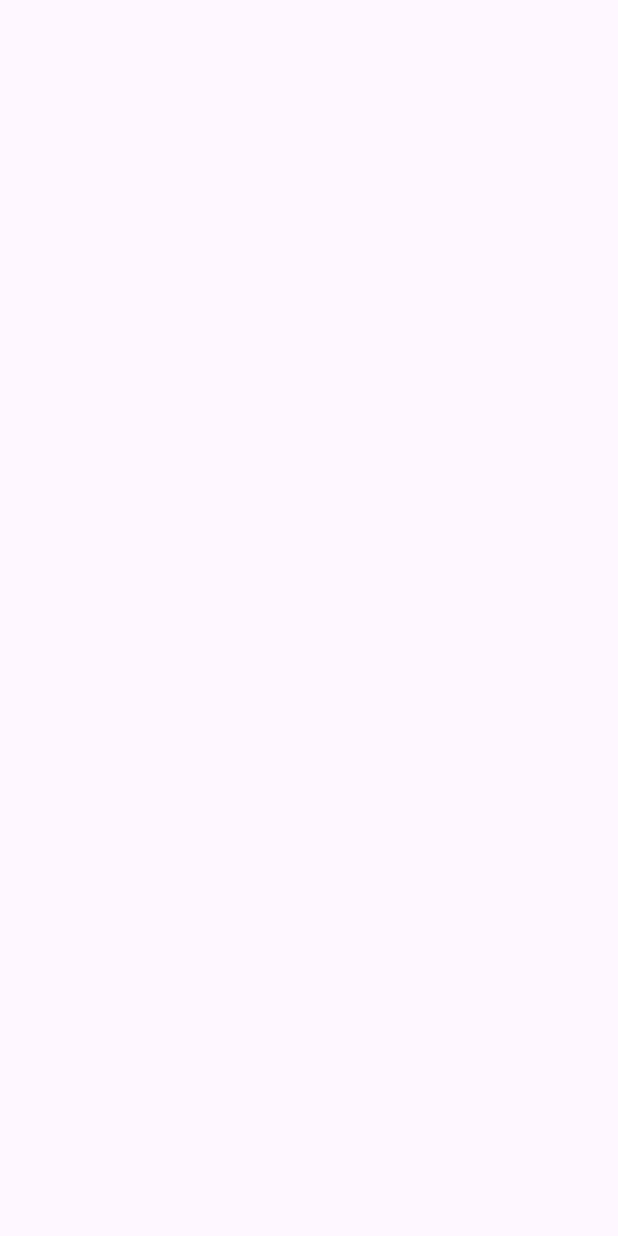
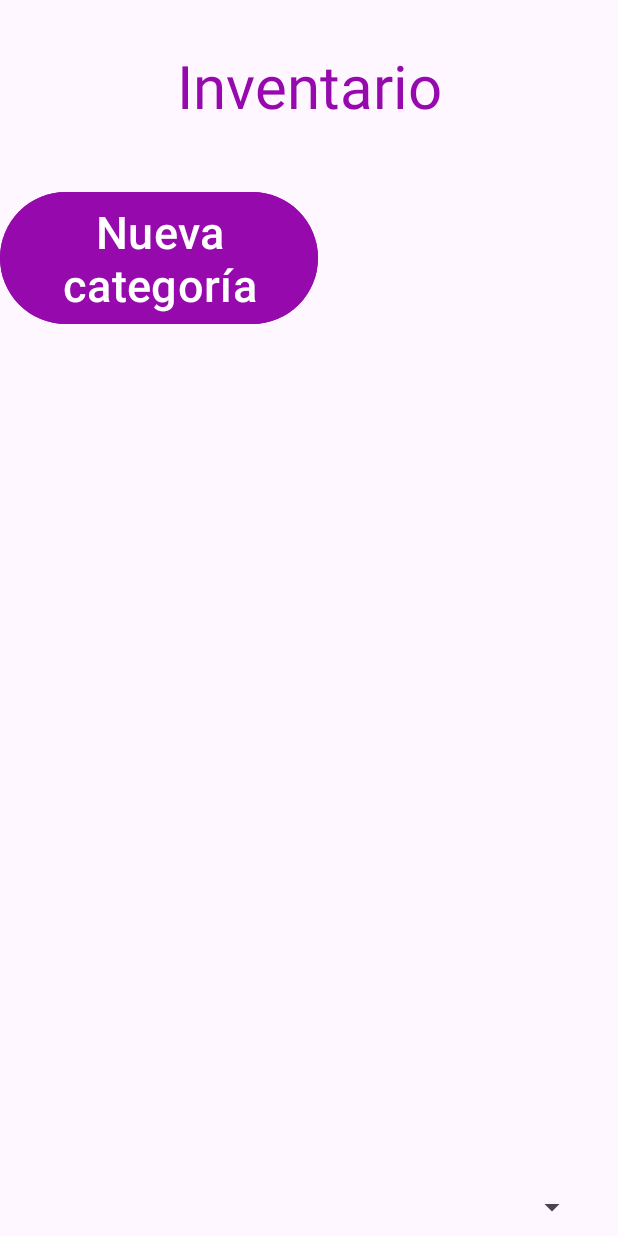
Before and after one commit to KarenRodea7/PuntoVenta_KR, an Android app: the Inventario screen opened directly, with no data from a screen before it, on a phone screen of 412 x 824 dp. Before the commit the screen is empty. Run offline under Robolectric (Android 15) with nearby library versions, the phone set to English and light mode, and no system bars.

```diff
--- a/app/src/main/res/layout/activity_inventario.xml
+++ b/app/src/main/res/layout/activity_inventario.xml
@@ -1,5 +1,5 @@
 <?xml version="1.0" encoding="utf-8"?>
-<androidx.constraintlayout.widget.ConstraintLayout xmlns:android="http://schemas.android.com/apk/res/android"
+<RelativeLayout xmlns:android="http://schemas.android.com/apk/res/android"
     xmlns:app="http://schemas.android.com/apk/res-auto"
     xmlns:tools="http://schemas.android.com/tools"
     android:id="@+id/main"
@@ -7,4 +7,73 @@
     android:layout_height="match_parent"
     tools:context=".Inventario">
 
-</androidx.constraintlayout.widget.ConstraintLayout>
+    <LinearLayout
+        android:layout_width="match_parent"
+        android:layout_height="match_parent"
+        android:orientation="vertical"
+        android:gravity="center_horizontal">
+
+        <TextView
+            android:layout_width="match_parent"
+            android:layout_height="wrap_content"
+            android:layout_marginTop="30dp"
+            android:text="Inventario"
+            android:textSize="40dp"
+            android:textAlignment="center"
+            android:textColor="#960AAD"/>
+
+        <LinearLayout
+            android:layout_width="match_parent"
+            android:layout_height="wrap_content"
+            android:layout_marginTop="40dp"
+            android:orientation="horizontal"
+            android:gravity="center_horizontal">
+            <Button
+                android:layout_width="wrap_content"
+                android:layout_height="wrap_content"
+                android:layout_marginRight="200dp"
+                android:text="Nueva categoría"
+                android:textSize="30dp"
+                android:backgroundTint="#960AAD"/>
+            <Button
+                android:layout_width="wrap_content"
+                android:layout_height="wrap_content"
+                android:text="Opciones producto"
+                android:textSize="30dp"
+                android:backgroundTint="#960AAD"/>
+        </LinearLayout>
+
+        <LinearLayout
+            android:layout_width="match_parent"
+            android:layout_height="wrap_content"
+            android:orientation="vertical"
+            android:gravity="center_horizontal"
+            android:layout_marginRight="20dp"
+            android:layout_marginLeft="20dp">
+
+            <Spinner
+                android:layout_width="match_parent"
+                android:layout_height="50dp"
+                android:layout_marginTop="30dp"
+                android:textAlignment="center"/>
+            <TextView
+                android:layout_width="match_parent"
+                android:layout_height="400dp"
+                android:layout_marginLeft="20dp"
+                android:layout_marginRight="20dp"/>
+            <Button
+                android:layout_width="wrap_content"
+                android:layout_height="wrap_content"
+                android:layout_marginTop="20dp"
+                android:text="Venta"
+                android:textSize="30dp"
+                android:backgroundTint="#960AAD"/>
+
+
+        </LinearLayout>
+
+    </LinearLayout>
+
+
+
+</RelativeLayout>
```
Also changed, not shown: app/src/main/res/layout/activity_venta.xml (+68 -2 lines), app/src/main/res/layout/categoria.xml (added, +50 -0 lines), app/src/main/res/layout/producto.xml (added, +169 -0 lines).
